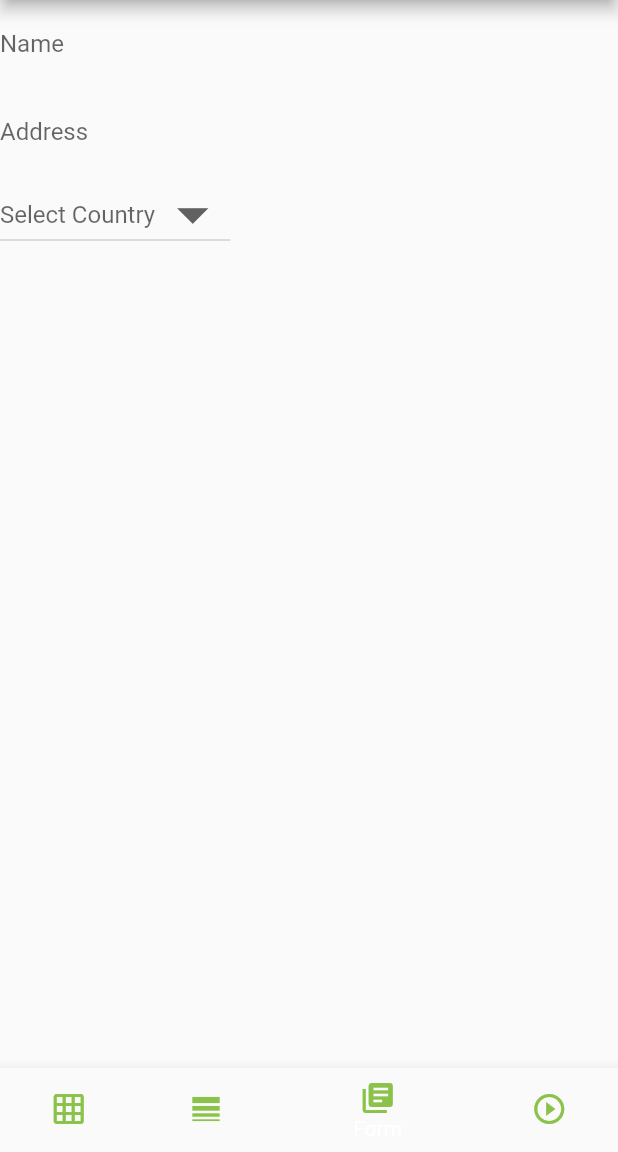
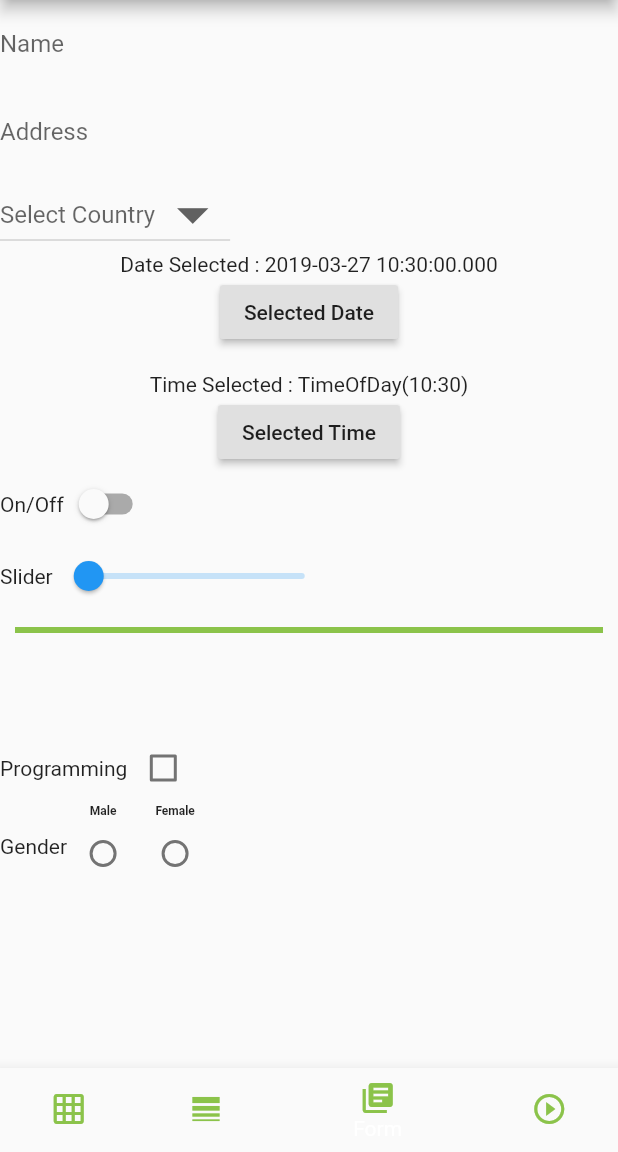
Before and after one commit to johanwaluyo/Project-Flutter, a Flutter app: the screen it shows after launch, item 3 of the bottom bar chosen, on a phone screen of 412 x 824 dp, the part 84-1236 px from its top. Run offline on Flutter 3.47's test engine with Material 2 defaults, Android fonts, the phone set to English and light mode, and no system bars; missing offline and left inert: booking.

Commit message:
date time picklist
date time picklist

```diff
--- a/lzcarwash/lib/pages/form.dart
+++ b/lzcarwash/lib/pages/form.dart
@@ -29,19 +29,97 @@ void loadData(){
 
 }
 
+DateTime _date = new DateTime.now();
+TimeOfDay _time = new TimeOfDay.now();
+Future<Null> _selectedDate(BuildContext context) async{
+  final DateTime picked = await showDatePicker(
+    context: context,
+    initialDate: _date,
+    firstDate: new DateTime(2000),
+    lastDate: new DateTime(2200),
+  );
+
+  if (picked != null && picked !=_date) {
+    print("Date Selected : ${_date.toString()}");
+    setState(() {
+     _date =picked;
+    });
+  }
+
+}
+
+Future<Null> _selectedTime(BuildContext context) async{
+  final TimeOfDay picked = await showTimePicker(
+    context: context,
+    initialTime: _time,
+  );
+
+  if (picked != null && picked !=_date) {
+    print("Time Selected : ${_date.toString()}");
+    setState(() {
+     _time =picked;
+    });
+  }
+
+}
+
+bool _switchValue = false;
+void _onChangedSwitch(bool val){
+  setState(() {
+   _switchValue = val;
+  });
+}
+
+double _sliderValue = 0.0;
+void _onChangeSlider(double val){
+  setState(() {
+   _sliderValue = val;
+  });
+}
+
+
+bool _checkboxValue = false;
+void _onchangedCheckbox(bool val){
+  setState(() {
+   _checkboxValue = val;
+  });
+}
+
+int _groupVal;
+void _onchangedRadio(int val){
+  setState(() {
+   if (val == 1) {
+     _groupVal=1;
+   } else if (val == 2) {
+     _groupVal=2;
+   }
+  });
+}
+
 int state = 0 ;
 String dropDownVal=null;
   @override
   Widget build(BuildContext context) {
     loadData();
-    return Column(
+    return SingleChildScrollView(
+      scrollDirection: Axis.vertical,
+      child: Column(
         mainAxisAlignment: MainAxisAlignment.start,
         children: <Widget>[
+          Container(
+            child: TextField(
+                    decoration: InputDecoration(
+                    labelText: "Name",
+                    border: InputBorder.none,
+                    hintText: 'Please enter TextField'
+              ),
+            ),
+          ),
           Container(
             child: Form(
               child: TextFormField(
                 decoration: InputDecoration(
-                  labelText: "Name",
+                    labelText: "Address",
                     border: InputBorder.none,
                     hintText: 'Please enter TextFormField'
                 ),
@@ -50,15 +128,6 @@ String dropDownVal=null;
                     return 'Please enter some text';
                   }
                 },
-            ),
-          ),
-        ),
-        Container(
-          child: TextField(
-                  decoration: InputDecoration(
-                  labelText: "Address",
-                  border: InputBorder.none,
-                  hintText: 'Please enter TextField'
               ),
             ),
           ),
@@ -81,10 +150,129 @@ String dropDownVal=null;
               ],
             ),
           ),
-
-
+         Container(
+           child: Column(
+             children: <Widget>[
+               new Text("Date Selected : ${_date.toString()}"),
+               new RaisedButton(
+                 child: new Text("Selected Date"),
+                 onPressed: (){
+                   _selectedDate(context);
+                 },
+               ),
+               new Text(" "),
+               new Text("Time Selected : ${_time.toString()}"),
+               new RaisedButton(
+                 child: new Text("Selected Time"),
+                 onPressed: (){
+                   _selectedTime(context);
+                 },
+               ),
+             ],
+           ),
+         ),
+          Container(
+            child: Row(
+              children: <Widget>[
+                Text("On/Off"),
+                Switch(
+                  activeColor: Colors.lightGreen,
+                  value: _switchValue,
+                  onChanged: (bool val){
+                    _onChangedSwitch(val);
+                  },
+                ),
+              ],
+            ),
+          ),
+          Container(
+            child: Column(
+              children: <Widget>[
+                Row(
+                  children: <Widget>[
+                    Text("Slider"),
+                    Slider(
+                      label: "Slider",
+                      value: _sliderValue,
+                      onChanged: (double val){_onChangeSlider(val);},
+                    ),
+                  ],
+                ),
+                Padding(
+                  padding: const EdgeInsets.all(10.0),
+                  child: Container(
+                    child: LinearProgressIndicator(
+                      value: _sliderValue,
+                      backgroundColor: Colors.lightGreen,
+                      valueColor: AlwaysStoppedAnimation<Color>(Colors.lightBlue),
+                    ),
+                  ),
+                ),
+                Padding(
+                  padding: const EdgeInsets.all(10.0),
+                  child: Container(
+                    child: CircularProgressIndicator(
+                      value: _sliderValue,
+                      valueColor: AlwaysStoppedAnimation<Color>(Colors.lightGreen),
+                    ),
+                  ),
+                ),
+              ],
+            ),
+          ),
+          Container(
+            child: Column(
+              children: <Widget>[
+                Row(
+                  children: <Widget>[
+                    Text("Programming"),
+                    Checkbox(
+                      checkColor: Colors.white,
+                      activeColor: Colors.lightGreen,
+                      value: _checkboxValue,
+                      onChanged: (bool val){_onchangedCheckbox(val);},
+                    ),
+                  ],
+                ),
+              ],
+            ),
+          ),
+          Container(
+            child: Column(
+              children: <Widget>[
+                Row(
+                  children: <Widget>[
+                    Text("Gender"),
+                    Column(
+                      children: <Widget>[
+                        new Text("Male",style: TextStyle(fontSize: 8,fontWeight: FontWeight.bold),),
+                        new Radio(
+                          onChanged: (int val) =>_onchangedRadio(val),
+                          value: 1,
+                          groupValue: _groupVal,
+                          activeColor: Colors.lightGreen,
+                        ),
+                      ],
+                    ),
+                    Column(
+                      children: <Widget>[
+                        new Text("Female",style: TextStyle(fontSize: 8,fontWeight: FontWeight.bold),),
+                        new Radio(
+                          onChanged: (int val) =>_onchangedRadio(val),
+                          value: 2,
+                          groupValue: _groupVal,
+                          activeColor: Colors.lightGreen,
+                        ),
+                      ],
+                    ),
+                  ],
+                ),
+              ],
+            ),
+          ),
 
         ],
+      ),
     );
   }
 }
--- a/lzcarwash/lib/pages/loading.dart
+++ b/lzcarwash/lib/pages/loading.dart
@@ -69,6 +69,7 @@ class _LoaderState extends State<Loader> with SingleTickerProviderStateMixin{
       width: 500.0,
       height: 500.0,
       child: Center(
+        child: Container(
           child: RotationTransition(
             turns: animation_rotation,
             child: Stack(
@@ -137,6 +138,7 @@ class _LoaderState extends State<Loader> with SingleTickerProviderStateMixin{
             ),
           ),
         ),
+      ),
     );
   }
 }
```
Lines whose indentation alone changed are shown as unchanged.
